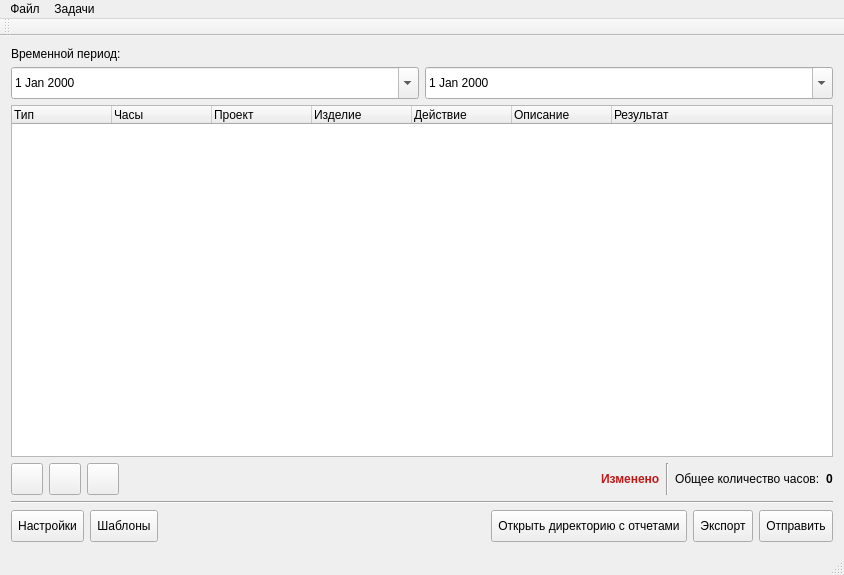
Above: mainwindow.ui from molotov-dmitry/work-report before the change. Below: the same form after it.
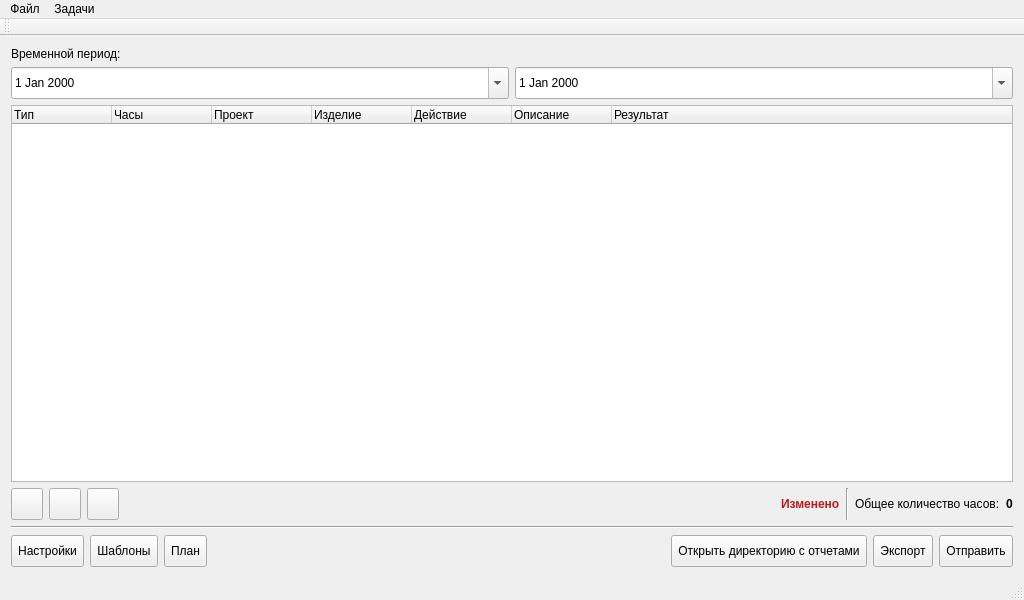
That is the form after the change. Icons and pictures are not drawn.

Commit message: Added month plan edit/export dialog.

```diff
--- a/mainwindow.ui
+++ b/mainwindow.ui
@@ -6,8 +6,8 @@
    <rect>
     <x>0</x>
     <y>0</y>
-    <width>844</width>
-    <height>575</height>
+    <width>1024</width>
+    <height>600</height>
    </rect>
   </property>
   <property name="windowTitle">
@@ -245,6 +245,25 @@
         </property>
        </widget>
       </item>
+      <item>
+       <widget class="QToolButton" name="buttonPlan">
+        <property name="minimumSize">
+         <size>
+          <width>0</width>
+          <height>32</height>
+         </size>
+        </property>
+        <property name="text">
+         <string>План</string>
+        </property>
+        <property name="icon">
+         <iconset theme="stock_todo"/>
+        </property>
+        <property name="toolButtonStyle">
+         <enum>Qt::ToolButtonTextBesideIcon</enum>
+        </property>
+       </widget>
+      </item>
       <item>
        <spacer name="horizontalSpacer">
         <property name="orientation">
@@ -327,8 +346,8 @@
     <rect>
      <x>0</x>
      <y>0</y>
-     <width>844</width>
-     <height>23</height>
+     <width>1024</width>
+     <height>28</height>
     </rect>
    </property>
    <widget class="QMenu" name="menuAfqk">
```
The commit also changes 8 other files.
